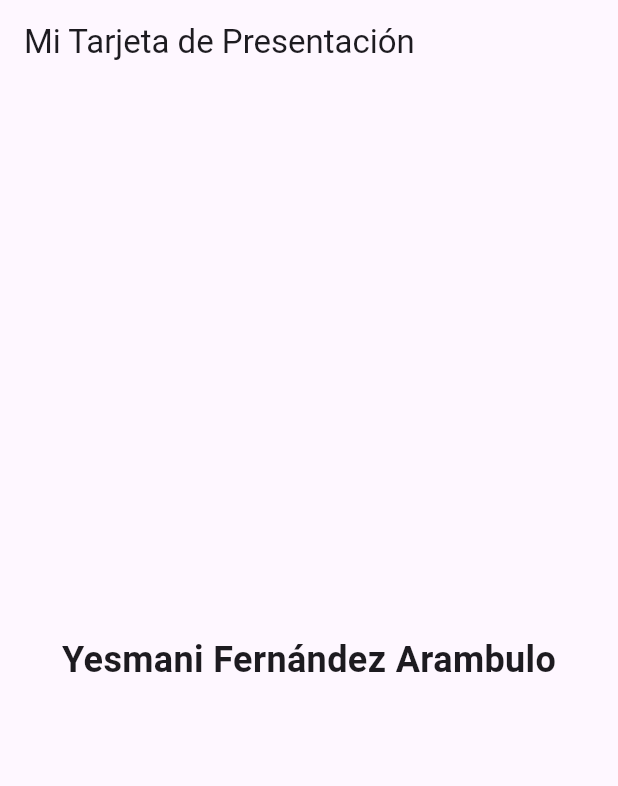
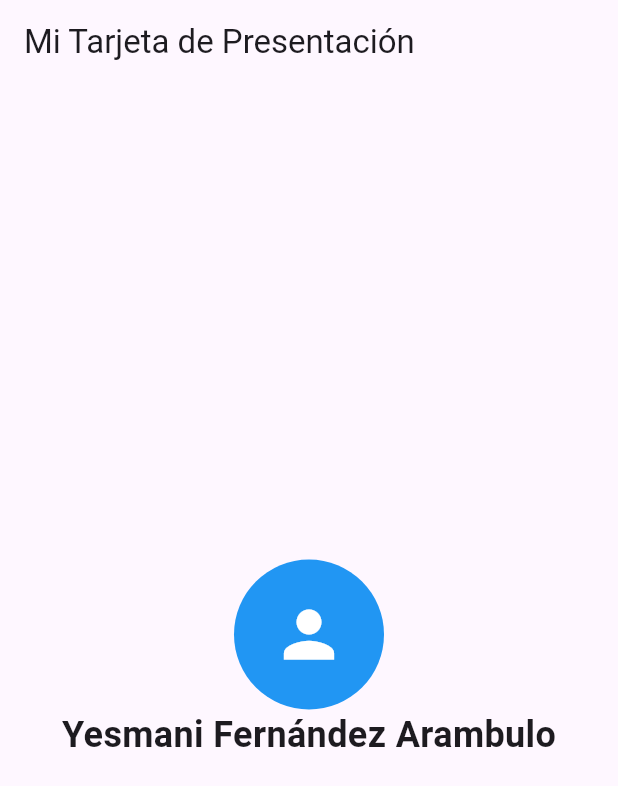
Before and after one commit to elingeyes/tarjetapresentacion, a Flutter app: the screen it shows after launch, on a phone screen of 412 x 824 dp. Shown: the top 786 px of the screen. Run offline on Flutter 3.47's test engine with Material 3 defaults, Android fonts, the phone set to English and light mode, and no system bars.

Commit message:
Imagen de icono de perfil

```diff
--- a/lib/main.dart
+++ b/lib/main.dart
@@ -17,13 +17,23 @@ class MyApp extends StatelessWidget {
           child: Column(
             mainAxisAlignment: MainAxisAlignment.center,
             children: [
+              CircleAvatar(
+                radius: 50,
+                backgroundColor: Colors.blue,
+                child: Icon(
+                  Icons.person,
+                  size: 50,
+                  color: Colors.white,
+                ),
+              ),
               Text(
                 'Yesmani Fernández Arambulo',
                 style:TextStyle(
                   fontSize: 24,
                   fontWeight: FontWeight.bold,
                 )
-              )
+              ),
+
             ],
           ),
         ),
```
